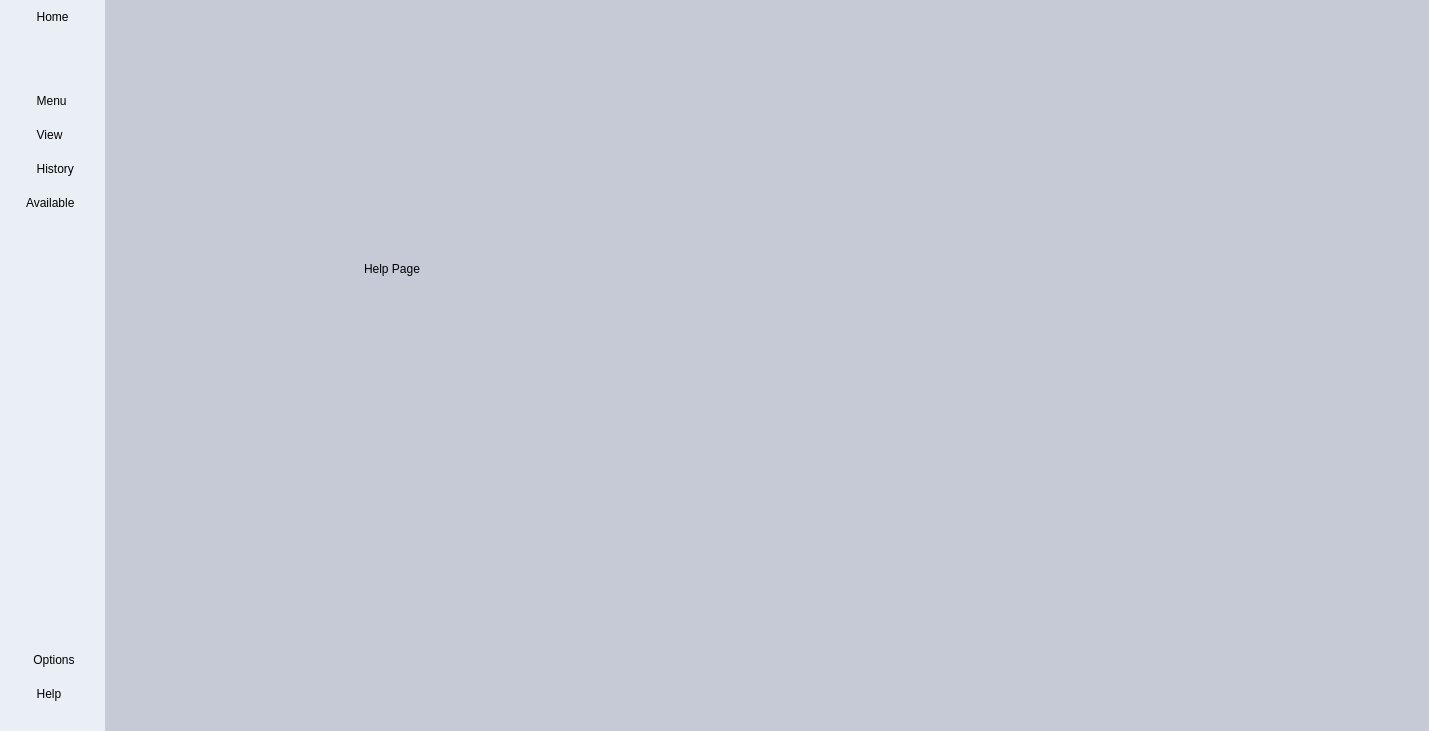
This is forms/mainapp.ui in h471x/SQLite_Inventory_Management as Qt 5 draws it before an edit. The edited form follows.
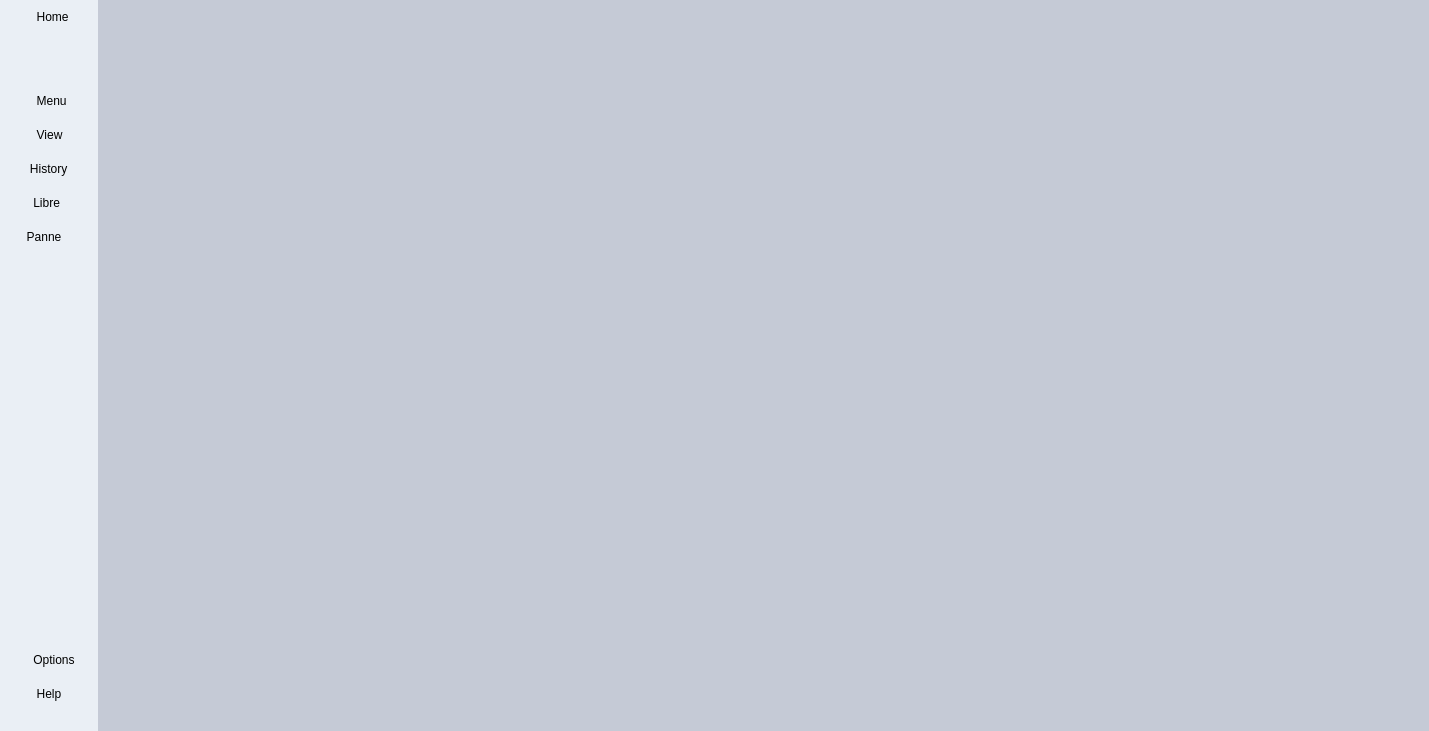
This is the edited form. The open tabs and pages were chosen to show the change. Icons and pictures are not drawn.

Commit message: Added Panne Menu

Diff of the .ui file:
```diff
--- a/forms/mainapp.ui
+++ b/forms/mainapp.ui
@@ -209,7 +209,7 @@
                 <string notr="true"/>
                </property>
                <property name="text">
-                <string>     Home</string>
+                <string>     Home </string>
                </property>
                <property name="icon">
                 <iconset resource="../resources/resources.qrc">
@@ -262,7 +262,7 @@
                 <string notr="true"/>
                </property>
                <property name="text">
-                <string>     Menu   </string>
+                <string>     Menu  </string>
                </property>
                <property name="icon">
                 <iconset resource="../resources/resources.qrc">
@@ -311,7 +311,7 @@
                 <string>Find Users / Materials</string>
                </property>
                <property name="text">
-                <string>     History</string>
+                <string>   History </string>
                </property>
                <property name="icon">
                 <iconset resource="../resources/resources.qrc">
@@ -328,7 +328,7 @@
              <item>
               <widget class="QPushButton" name="AvailableBtn">
                <property name="text">
-                <string>  Available   </string>
+                <string>    Libre     </string>
                </property>
                <property name="icon">
                 <iconset resource="../resources/resources.qrc">
@@ -342,6 +342,23 @@
                </property>
               </widget>
              </item>
+             <item>
+              <widget class="QPushButton" name="PanneBtn">
+               <property name="text">
+                <string>  Panne </string>
+               </property>
+               <property name="icon">
+                <iconset resource="../resources/resources.qrc">
+                 <normaloff>:/icons/icons/black/info.png</normaloff>:/icons/icons/black/info.png</iconset>
+               </property>
+               <property name="iconSize">
+                <size>
+                 <width>48</width>
+                 <height>48</height>
+                </size>
+               </property>
+              </widget>
+             </item>
             </layout>
            </widget>
           </item>
@@ -2376,19 +2393,27 @@
           </widget>
          </widget>
          <widget class="QWidget" name="HelpPage">
-          <widget class="QLabel" name="label_7">
-           <property name="geometry">
-            <rect>
-             <x>250</x>
-             <y>250</y>
-             <width>161</width>
-             <height>19</height>
-            </rect>
+          <layout class="QVBoxLayout" name="verticalLayout_9">
+           <property name="leftMargin">
+            <number>0</number>
            </property>
-           <property name="text">
-            <string>Help Page</string>
+           <property name="topMargin">
+            <number>0</number>
            </property>
-          </widget>
+           <property name="rightMargin">
+            <number>0</number>
+           </property>
+           <property name="bottomMargin">
+            <number>0</number>
+           </property>
+           <item>
+            <widget class="QTextBrowser" name="textBrowser">
+             <property name="focusPolicy">
+              <enum>Qt::NoFocus</enum>
+             </property>
+            </widget>
+           </item>
+          </layout>
          </widget>
         </widget>
        </item>
```
Left out of the diff: 12 changed lines with no effect on the pictures.
